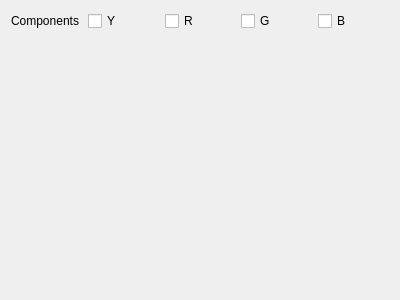
KDE/kdenlive, file src/widgets/histogram_ui.ui: the form before one commit.
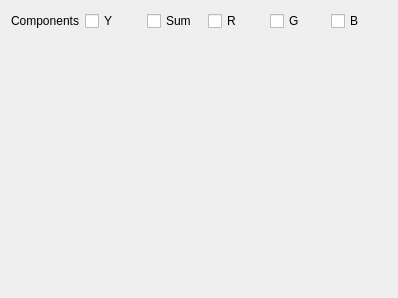
The form after the commit.

Commit message: Histogram changes: * Support for Rec. 601 AND 709. Default to Rec. 709 (as recommendation for digital video). * Added a «sum» display, simply summing up R/G/B values.

```diff
--- a/src/widgets/histogram_ui.ui
+++ b/src/widgets/histogram_ui.ui
@@ -6,8 +6,8 @@
    <rect>
     <x>0</x>
     <y>0</y>
-    <width>400</width>
-    <height>300</height>
+    <width>398</width>
+    <height>298</height>
    </rect>
   </property>
   <property name="windowTitle">
@@ -21,28 +21,28 @@
      </property>
     </widget>
    </item>
-   <item row="0" column="2">
+   <item row="0" column="3">
     <widget class="QCheckBox" name="cbR">
      <property name="text">
       <string>R</string>
      </property>
     </widget>
    </item>
-   <item row="0" column="3">
+   <item row="0" column="4">
     <widget class="QCheckBox" name="cbG">
      <property name="text">
       <string>G</string>
      </property>
     </widget>
    </item>
-   <item row="0" column="4">
+   <item row="0" column="5">
     <widget class="QCheckBox" name="cbB">
      <property name="text">
       <string>B</string>
      </property>
     </widget>
    </item>
-   <item row="1" column="1" colspan="4">
+   <item row="1" column="1" colspan="5">
     <spacer name="verticalSpacer">
      <property name="orientation">
       <enum>Qt::Vertical</enum>
@@ -62,6 +62,16 @@
      </property>
     </widget>
    </item>
+   <item row="0" column="2">
+    <widget class="QCheckBox" name="cbS">
+     <property name="toolTip">
+      <string extracomment="RGB summed up"/>
+     </property>
+     <property name="text">
+      <string>Sum</string>
+     </property>
+    </widget>
+   </item>
   </layout>
  </widget>
  <resources/>
```
Left out of the diff: 3 changed lines with no effect on the pictures. The commit also changes 4 other files.
